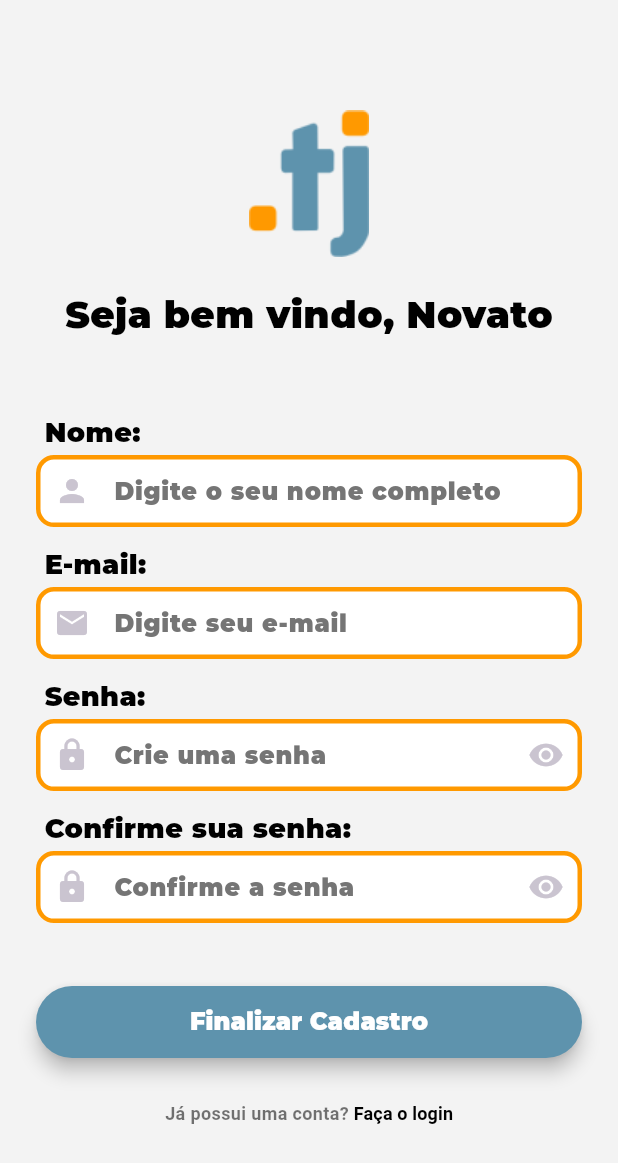
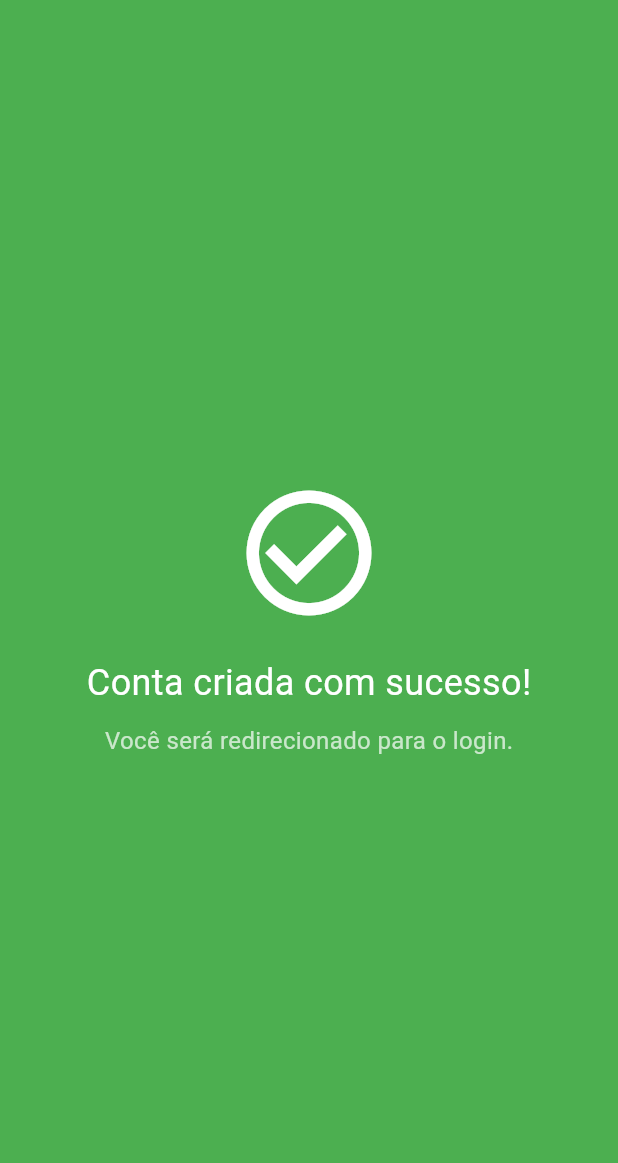
Before and after one commit to matheus-haruki/techjobs_flutter, a Flutter app: the RegistrationCandidatoScreen screen opened by its route, after a tap on "Finalizar Cadastro", on a phone screen of 412 x 824 dp. Shown: the top 1163 px of the screen. Run offline on Flutter 3.47's test engine with Material 3 defaults, Android fonts, the phone set to English and light mode, and no system bars; our stand-ins replace flutter_advanced_switch, flutter_svg.

Commit message:
Login e Cadastro

```diff
--- a/lib/main.dart
+++ b/lib/main.dart
@@ -1,9 +1,11 @@
+import 'package:TechJobs/screens/confirmacao_screen.dart';
 import 'package:flutter/material.dart';
 import 'package:TechJobs/screens/registration_empresa_screen.dart';
 import 'package:TechJobs/screens/welcome_screen.dart';
 import 'package:TechJobs/screens/login_screen.dart';
 import 'package:TechJobs/screens/registration_candidato_screen.dart';
 import 'package:TechJobs/screens/escolha_cadastro_screen.dart';
+import 'package:TechJobs/screens/candidato_screen.dart';
 
 void main() => runApp(FlashChat());
 
@@ -21,6 +23,8 @@ class FlashChat extends StatelessWidget {
         EscolhaCadastroScreen.id: (context) => EscolhaCadastroScreen(),
         RegistrationCandidatoScreen.id: (context) => RegistrationCandidatoScreen(),
         RegistrationEmpresaScreen.id: (context) => RegistrationEmpresaScreen(),
+        CandidatoScreen.id: (context) => CandidatoScreen(),
+        ConfirmacaoScreen.id: (context) => ConfirmacaoScreen(),
       },
     );
   }
--- /dev/null
+++ b/lib/screens/confirmacao_screen.dart
@@ -0,0 +1,48 @@
+// Em um novo arquivo (ex: confirmation_screen.dart)
+
+import 'dart:async';
+import 'package:TechJobs/screens/login_screen.dart';
+import 'package:flutter/material.dart';
+
+class ConfirmacaoScreen extends StatefulWidget {
+  static const String id = 'confirmacao_screen'; // ID único para esta tela
+
+  @override
+  _ConfirmacaoScreenState createState() => _ConfirmacaoScreenState();
+}
+
+class _ConfirmacaoScreenState extends State<ConfirmacaoScreen> {
+  @override
+  void initState() {
+    super.initState();
+    _navigateToLogin();
+  }
+
+  void _navigateToLogin() {
+    // Espera 1 segundo antes de navegar
+    Timer(Duration(seconds: 2), () {
+      // A mágica acontece aqui!
+      // Navega para a tela de login e remove TODAS as telas anteriores da pilha.
+      Navigator.pushNamedAndRemoveUntil(context, LoginScreen.id, (Route<dynamic> route) => false);
+    });
+  }
+
+  @override
+  Widget build(BuildContext context) {
+    return Scaffold(
+      backgroundColor: Colors.green, // Cor de sucesso
+      body: Center(
+        child: Column(
+          mainAxisAlignment: MainAxisAlignment.center,
+          children: [
+            Icon(Icons.check_circle_outline, color: Colors.white, size: 100),
+            SizedBox(height: 20),
+            Text('Conta criada com sucesso!', style: TextStyle(color: Colors.white, fontSize: 24)),
+            SizedBox(height: 10),
+            Text('Você será redirecionado para o login.', style: TextStyle(color: Colors.white70, fontSize: 16)),
+          ],
+        ),
+      ),
+    );
+  }
+}
--- a/lib/screens/registration_candidato_screen.dart
+++ b/lib/screens/registration_candidato_screen.dart
@@ -1,3 +1,4 @@
+import 'package:TechJobs/screens/confirmacao_screen.dart';
 import 'package:flutter/material.dart';
 import 'package:TechJobs/constants.dart';
 import 'login_screen.dart';
@@ -102,7 +103,7 @@ class _RegistrationCandidatoScreenState extends State<RegistrationCandidatoScree
                         title: 'Finalizar Cadastro',
                         color: kCorPrimaria,
                         onPressed: () {
-                          //Implement registration functionality.
+                          Navigator.pushNamed(context, ConfirmacaoScreen.id);
                         },
                       ),
                       SizedBox(height: 12.0),
```
Also changed, not shown: lib/screens/candidato_screen.dart (added, +60 -0 lines), lib/screens/chat_screen.dart (deleted, +0 -60 lines), lib/screens/login_screen.dart (+18 -36 lines).
